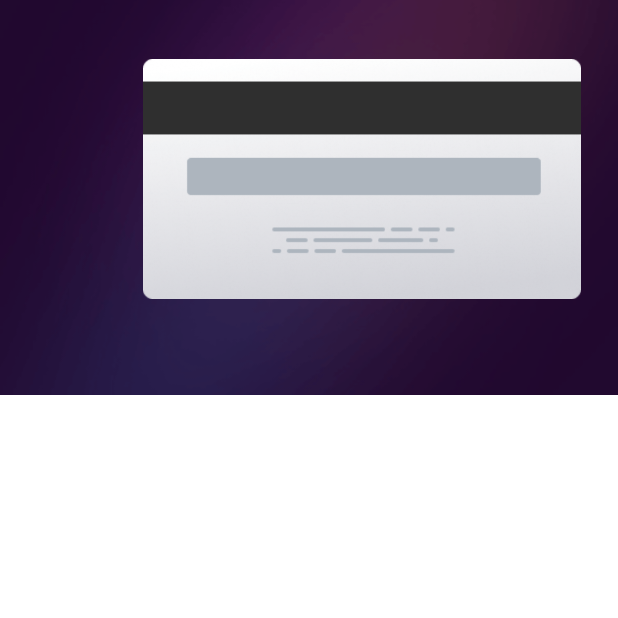
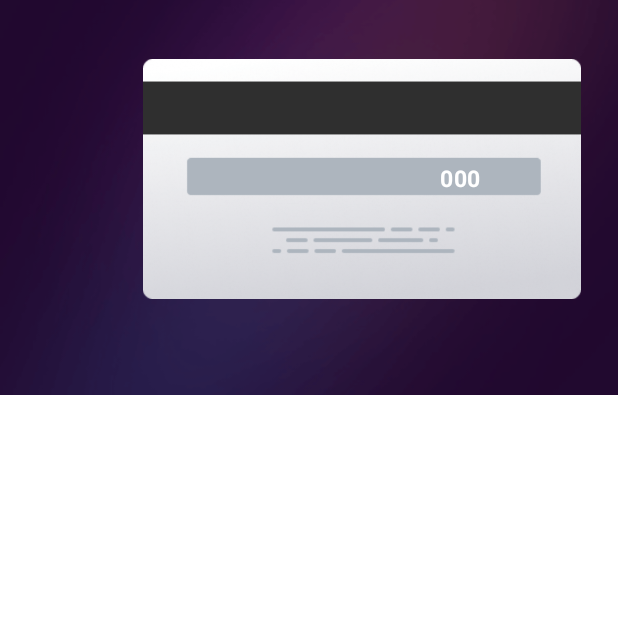
Before and after one commit to maykon3/my-bank, an Android app built with Jetpack Compose: the screen it shows after launch (MainActivity), on a phone screen of 412 x 824 dp, the top half of it. Run offline under Robolectric (Android 15) with nearby library versions, the phone set to English and light mode, and no system bars.

Commit message:
style: card cartao verso

```diff
--- a/app/src/main/java/com/example/mybank/MainActivity.kt
+++ b/app/src/main/java/com/example/mybank/MainActivity.kt
@@ -25,8 +25,10 @@ import androidx.compose.ui.draw.paint
 import androidx.compose.ui.graphics.Color
 import androidx.compose.ui.layout.ContentScale
 import androidx.compose.ui.res.painterResource
+import androidx.compose.ui.text.font.FontWeight
 import androidx.compose.ui.tooling.preview.Preview
 import androidx.compose.ui.unit.dp
+import androidx.compose.ui.unit.sp
 import com.example.mybank.ui.theme.MyBankTheme
 
 class MainActivity : ComponentActivity() {
@@ -71,6 +73,14 @@ fun Inicio() {
                     )
 
             ){
+                Text(
+                    "000",
+                    fontSize = 15.sp,
+                    color = Color.White,
+                    fontWeight = FontWeight.Bold,
+                    modifier = Modifier
+                        .align(Alignment.CenterEnd)
+                )
 
             }
 
```
